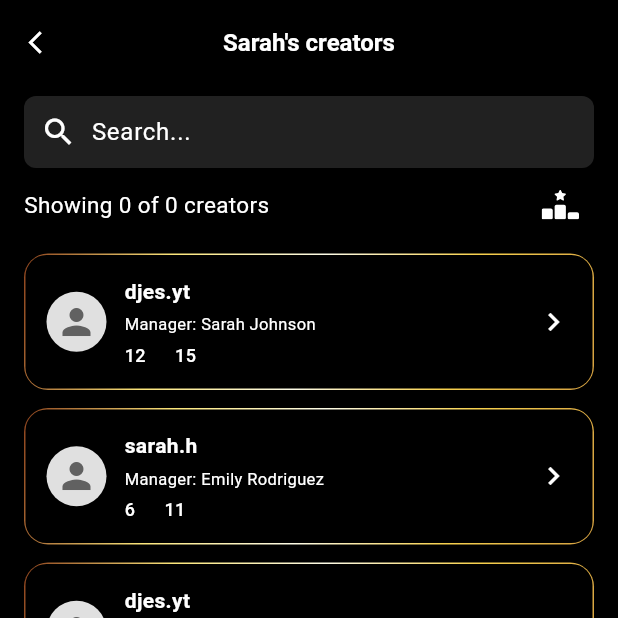
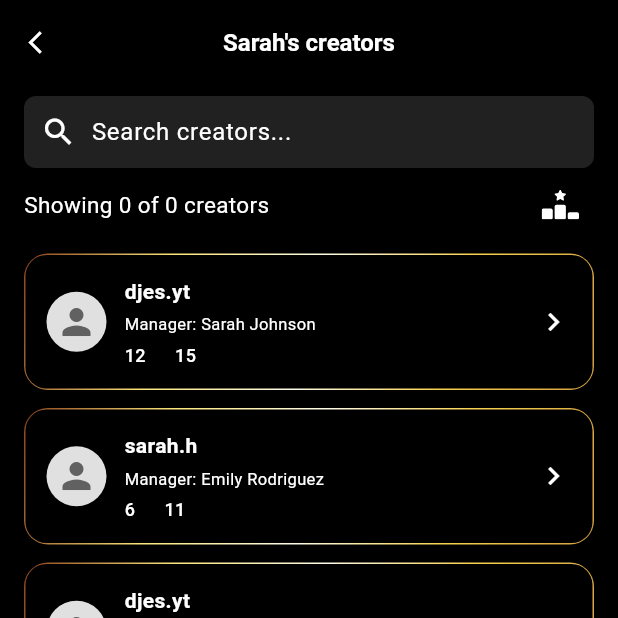
Before and after one commit to sadiascode/withAPI_TopTalent, a Flutter app: the ViewAssignCreatorsScreen screen opened directly with empty values, on a phone screen of 412 x 824 dp, the top half of it. Run offline on Flutter 3.47's test engine with Material 3 defaults, Android fonts, the phone set to English and light mode, and no system bars; our stand-ins replace dio, fl_chart, flutter_svg, get, get_storage, image_picker and 2 more; accounts and stored records are empty; network calls fail; project files that could hold a hidden picture were left out.

Commit message:
update search

```diff
--- a/lib/features/manager/screen/view_assign_creator_screen.dart
+++ b/lib/features/manager/screen/view_assign_creator_screen.dart
@@ -29,6 +29,7 @@ class ViewAssignCreatorsScreen extends StatefulWidget {
 class _ViewAssignCreatorsScreenState extends State<ViewAssignCreatorsScreen> {
   bool isLoading = false;
   List<SingleCreatorModel> creators = [];
+  List<SingleCreatorModel> filteredCreators = [];
   String? errorMessage;
 
   @override
@@ -179,6 +180,7 @@ class _ViewAssignCreatorsScreenState extends State<ViewAssignCreatorsScreen> {
 
         setState(() {
           creators = creatorList;
+          filteredCreators = creatorList;
           isLoading = false;
         });
 
@@ -236,14 +238,28 @@ class _ViewAssignCreatorsScreenState extends State<ViewAssignCreatorsScreen> {
         child: Column(
           crossAxisAlignment: CrossAxisAlignment.start,
           children: [
-            CustomSearch(),
+            CustomSearch(
+              hintText: "Search creators...",
+              onSearch: (query) {
+                setState(() {
+                  if (query.isEmpty) {
+                    filteredCreators = creators;
+                  } else {
+                    filteredCreators = creators
+                        .where((creator) => creator.username.toLowerCase()
+                            .contains(query.toLowerCase()))
+                        .toList();
+                  }
+                });
+              },
+            ),
             const SizedBox(height: 12),
 
             Row(
               mainAxisAlignment: MainAxisAlignment.spaceBetween,
               children: [
                 Text(
-                  "Showing ${creators.length} of ${creators.length} creators",
+                  "Showing ${filteredCreators.length} of ${creators.length} creators",
                   style: TextStyle(fontSize: 15, color: Colors.white),
                 ),
                 InkWell(
@@ -268,8 +284,8 @@ class _ViewAssignCreatorsScreenState extends State<ViewAssignCreatorsScreen> {
 
             const SizedBox(height: 20),
 
-            // Show creators from API
-            ...creators.map((creator) {
+            // Show filtered creators from API
+            ...filteredCreators.map((creator) {
               print(
                 '👤 Creator: ${creator.username}, Diamonds: ${creator.totalDiamond}, Hours: ${creator.totalHour}',
               );
@@ -284,7 +300,7 @@ class _ViewAssignCreatorsScreenState extends State<ViewAssignCreatorsScreen> {
             }).toList(),
 
             // Fallback static creators if no API data
-            if (creators.isEmpty) ...[
+            if (filteredCreators.isEmpty && creators.isEmpty) ...[
               _creatorCard(
                 context: context,
                 name: "djes.yt",
```
Also changed, not shown: lib/features/manager/screen/managers_screen.dart (+15 -6 lines), lib/features/target/ui/screen/target_screen.dart (+3 -20 lines).
